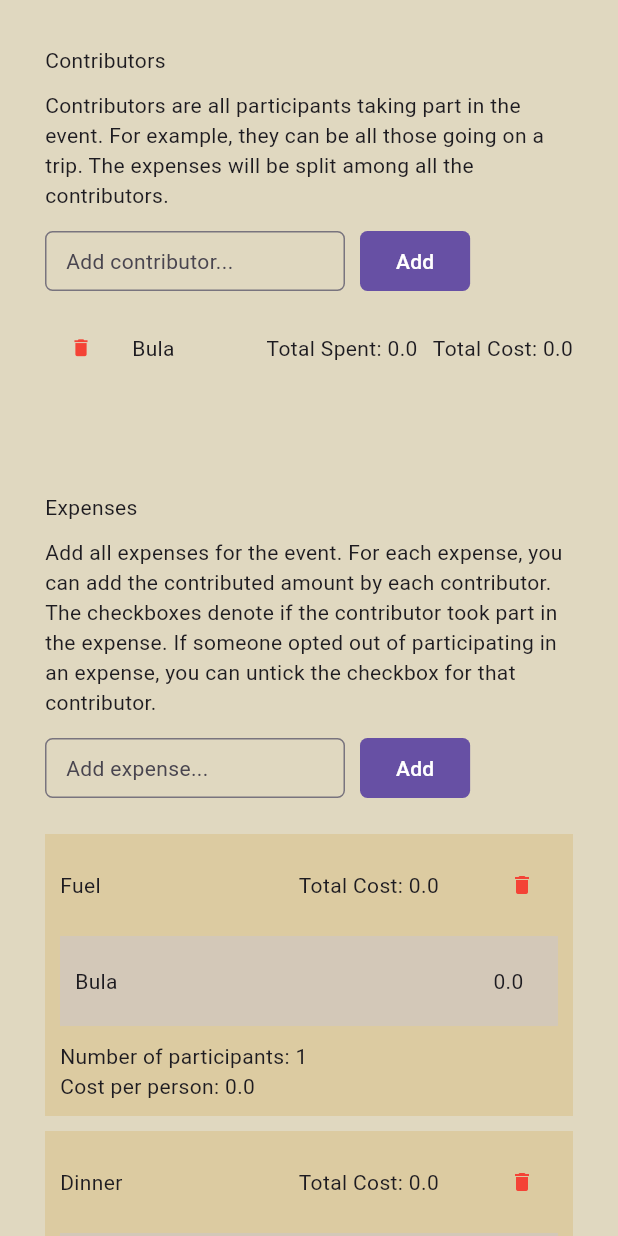
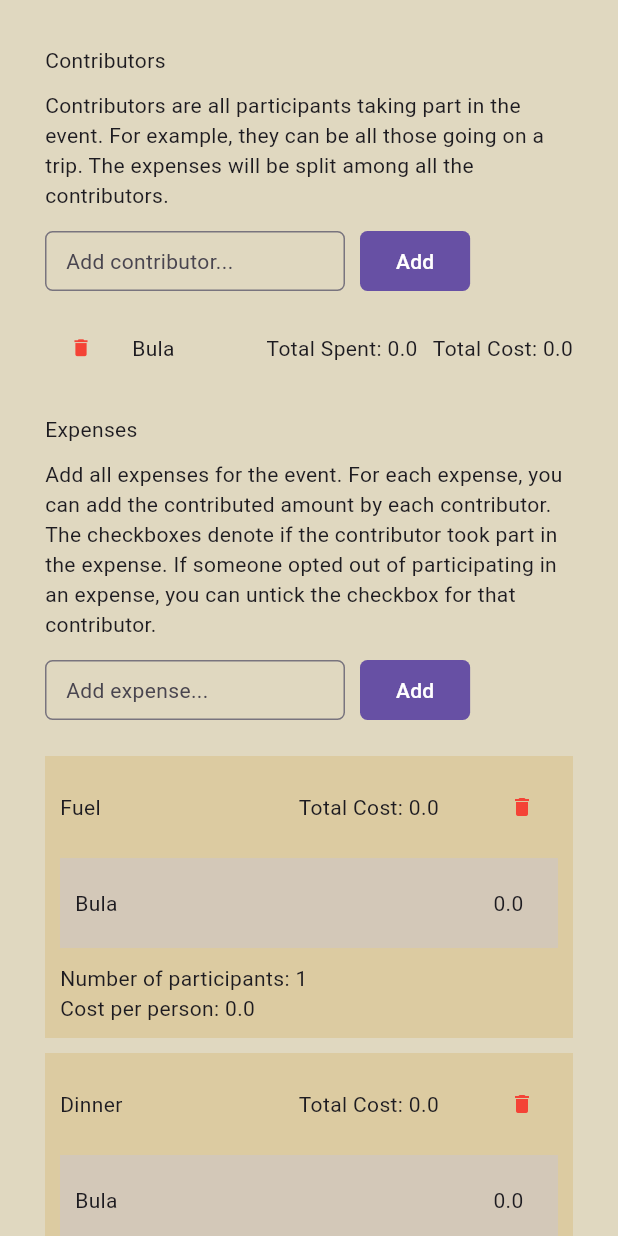
Before and after one commit to thilanse/splitmycosts, a Flutter app: the screen it shows after launch, after a tap on the "delete" icon, on a phone screen of 412 x 824 dp. Run offline on Flutter 3.47's test engine with Material 3 defaults, Android fonts, the light colour scheme and no system bars.

Commit message:
fixed scrolling

```diff
--- a/lib/sections/contributor_section.dart
+++ b/lib/sections/contributor_section.dart
@@ -90,9 +90,10 @@ class ContributorListSection extends StatelessWidget {
   @override
   Widget build(BuildContext context) {
     return SizedBox(
-      height: 100.0,
+      // height: 100.0,
       child: Consumer<AppState>(builder: (context, appState, child) {
         return ListView.separated(
+            shrinkWrap: true,
             itemBuilder: (BuildContext context, int index) {
               return ContributorItem(contributor: appState.contributors[index],);
             },
```
